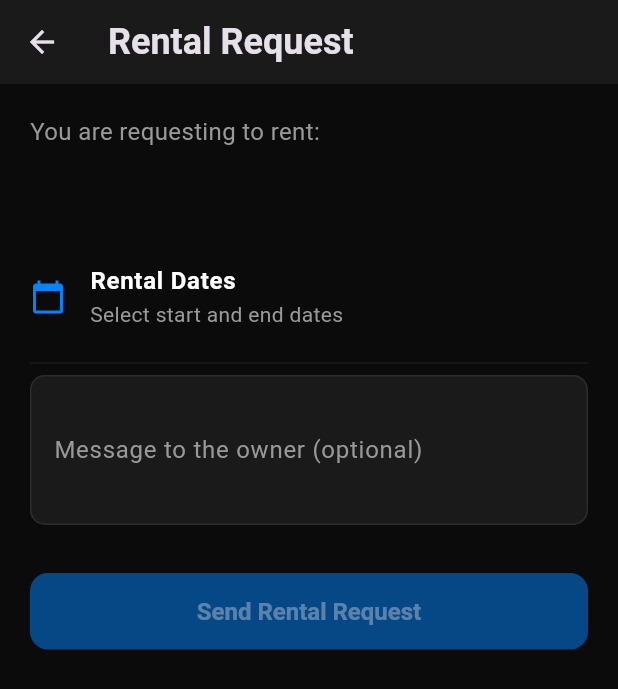
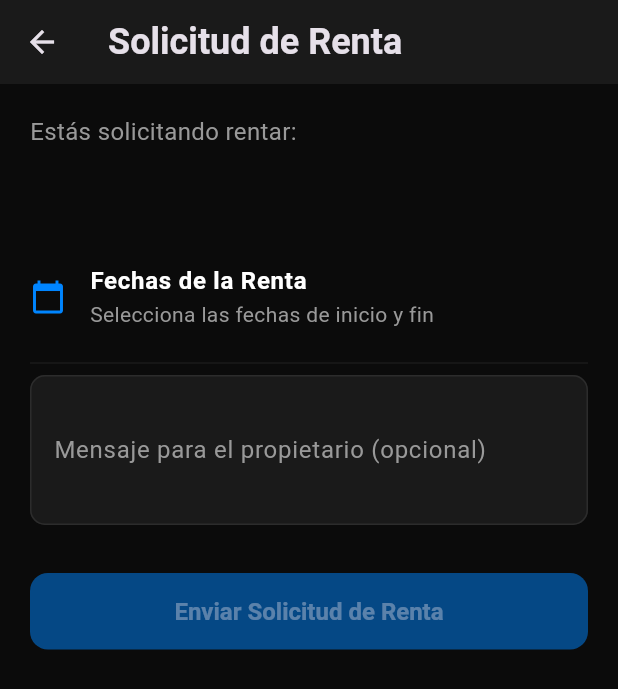
Before and after one commit to Chrisan2i/rentyapp, a Flutter app: the SendRentalRequestView screen opened directly with empty values, on a phone screen of 412 x 824 dp. Shown: the top 689 px of the screen. Run offline on Flutter 3.47's test engine with Material 3 defaults, Android fonts, the phone set to English and light mode, and no system bars; our stand-ins replace cloud_firestore, firebase_auth, firebase_core, fl_chart, font_awesome_flutter, image_picker and 1 more; accounts and stored records are empty.

Commit message:
Arreglos a el codigo

```diff
--- a/lib/features/product/product_details/product_details_view.dart
+++ b/lib/features/product/product_details/product_details_view.dart
@@ -5,8 +5,6 @@ import 'package:rentyapp/features/product/models/product_model.dart';
 import 'package:rentyapp/features/auth/models/user_model.dart';
 import 'package:rentyapp/features/auth/services/auth_service.dart';
 import 'package:rentyapp/features/send_rental_request/send_rental_request_view.dart';
-
-// Importa todos los widgets que esta pantalla utiliza
 import 'widgets/customer_reviews_section.dart';
 import 'widgets/location_card.dart';
 import 'widgets/owner_info_card.dart';
@@ -138,7 +136,7 @@ class _ProductDetailsScreenState extends State<ProductDetailsScreen> {
     } else {
       // Si no se encontró (o hubo un error), muestra un mensaje.
       return const Text(
-        'Owner information is not available.',
+        'La informacion de el dueño no esta disponible.',
         style: TextStyle(color: AppColors.textSecondary),
       );
     }
@@ -175,7 +173,7 @@ class _ProductDetailsScreenState extends State<ProductDetailsScreen> {
         ),
         // Muestra un texto diferente si el usuario es el propietario.
         child: Text(
-          isOwner ? 'This is Your Product' : 'Rent Now',
+          isOwner ? 'Este es tu producto' : 'Rentar ahora',
           style: TextStyle(
             color: canRent ? AppColors.white : Colors.grey[400],
             fontSize: 16,
--- a/lib/features/rentals/services/rental_services.dart
+++ b/lib/features/rentals/services/rental_services.dart
@@ -28,6 +28,7 @@ class RentalService {
         .doc(contract.contractId);
     return contractRef.set(contract.toMap());
   }
+
   Future<void> createRentalRequest({
     required RentalRequestModel request,
     required String renterName,    // Nombre del que solicita
@@ -35,26 +36,24 @@ class RentalService {
   }) async {
     try {
       // 1. Crea el documento de la solicitud de alquiler
-      // .add() crea el documento y devuelve una referencia a él.
       final docRef = await _db.collection('rentalRequests').add(request.toMap());
       final newRequestId = docRef.id;
 
-      // (Opcional pero recomendado) Actualiza el documento recién creado para que contenga su propio ID.
       await docRef.update({'requestId': newRequestId});
 
-
-      // 2. <<<--- LÓGICA PARA CREAR Y ENVIAR LA NOTIFICACIÓN ---<<<
-      // Prepara el modelo de la notificación.
+      // 2. <<<--- LÓGICA PARA CREAR Y ENVIAR LA NOTIFICACIÓN (CON TEXTOS TRADUCIDOS) ---<<<
       final notificationToSend = NotificationModel(
-        notificationId: '', // Firestore generará el ID automáticamente
+        notificationId: '',
         type: NotificationType.new_rental_request,
-        title: 'You have a new rental request!',
-        body: '$renterName wants to rent your product: "$productTitle".',
+        // TRADUCCIÓN: Título de la notificación
+        title: '¡Tienes una nueva solicitud de renta!',
+        // TRADUCCIÓN: Cuerpo de la notificación
+        body: '$renterName quiere rentar tu producto: "$productTitle".',
         createdAt: DateTime.now(),
         isRead: false,
         metadata: {
-          'type': 'rental_request', // Para saber qué pantalla abrir al tocar
-          'rentalRequestId': newRequestId, // ID para navegar a la solicitud específica
+          'type': 'rental_request',
+          'rentalRequestId': newRequestId,
           'productId': request.productId,
         },
       );
@@ -67,7 +66,7 @@ class RentalService {
 
     } catch (e) {
       debugPrint("❌ Error al crear la solicitud de alquiler y/o la notificación: $e");
-      rethrow; // Propaga el error para que la UI lo maneje.
+      rethrow;
     }
   }
 
@@ -98,23 +97,19 @@ class RentalService {
   /// Acepta una solicitud de alquiler. Esto actualiza la solicitud y crea un nuevo alquiler.
   Future<void> acceptRentalRequest(RentalRequestModel request) async {
     try {
-      // Usamos una transacción para asegurar que todas las operaciones se completen o ninguna.
       await _db.runTransaction((transaction) async {
-        // --- PASO 1: OBTENER REFERENCIAS Y DATOS ---
         final requestRef = _db.collection('rentalRequests').doc(request.requestId);
         final newRentalRef = _db.collection('rentals').doc();
 
-        // Obtenemos los documentos completos para enriquecer el RentalModel
         final ownerDoc = await transaction.get(_db.collection('users').doc(request.ownerId));
         final renterDoc = await transaction.get(_db.collection('users').doc(request.renterId));
         final productDoc = await transaction.get(_db.collection('products').doc(request.productId));
 
         if (!ownerDoc.exists || !renterDoc.exists || !productDoc.exists) {
+          // TRADUCCIÓN: Mensaje de error interno (visible en consola o si se propaga la excepción)
           throw Exception("No se encontró el dueño, arrendatario o producto.");
         }
 
-        // --- PASO 2: CONSTRUIR LOS DATOS DENORMALIZADOS ---
-        // Usamos nuestros modelos para parsear los datos de forma segura.
         final owner = UserModel.fromMap(ownerDoc.data()!, ownerDoc.id);
         final renter = UserModel.fromMap(renterDoc.data()!, renterDoc.id);
         final product = ProductModel.fromMap(productDoc.data()!, productDoc.id);
@@ -123,27 +118,22 @@ class RentalService {
         final renterInfo = {'userId': renter.userId, 'fullName': renter.fullName};
         final productInfo = {'productId': product.productId, 'title': product.title, 'imageUrl': product.images.first};
 
-        // --- PASO 3: CREAR EL NUEVO RENTALMODEL ---
         final newRental = RentalModel(
           rentalId: newRentalRef.id,
-          status: RentalStatus.awaiting_payment, // El estado inicial correcto
+          status: RentalStatus.awaiting_payment,
           productInfo: productInfo,
           ownerInfo: ownerInfo,
           renterInfo: renterInfo,
-          startDate: request.startDate, // Ya es DateTime
-          endDate: request.endDate, // Ya es DateTime
+          startDate: request.startDate,
+          endDate: request.endDate,
           financials: request.financials,
           reviewedByRenter: false,
           reviewedByOwner: false,
           createdAt: DateTime.now(),
-          involvedUsers: [owner.userId, renter.userId], // Clave para búsquedas eficientes
+          involvedUsers: [owner.userId, renter.userId],
         );
 
-        // --- PASO 4: EJECUTAR OPERACIONES DE ESCRITURA ---
-        // 4a. Actualiza la solicitud a 'accepted'
         transaction.update(requestRef, {'status': 'accepted', 'respondedAt': FieldValue.serverTimestamp()});
-
-        // 4b. Guarda el nuevo RentalModel en la colección 'rentals'
         transaction.set(newRentalRef, newRental.toMap());
       });
 
@@ -166,13 +156,9 @@ class RentalService {
     }
   }
 
-
-
-
   /// Obtiene todos los alquileres (como dueño o arrendatario) de un usuario.
   Future<List<RentalModel>> getRentalsForUser(String userId) async {
     try {
-      // Esta consulta es muy eficiente gracias al campo 'involvedUsers'
       final snapshot = await _db
           .collection('rentals')
           .where('involvedUsers', arrayContains: userId)
@@ -184,23 +170,16 @@ class RentalService {
           .toList();
     } catch (e) {
       debugPrint("❌ Error al obtener alquileres del usuario: $e");
-      return []; // Devuelve una lista vacía para no romper la UI.
+      return [];
     }
   }
+
   Future<void> confirmAndPayRental(String rentalId) async {
-    // 1. Muestra en consola que el proceso ha comenzado (útil para depuración).
     debugPrint('Procesando pago y confirmación para el alquiler: $rentalId...');
 
     try {
-      // 2. Obtiene la referencia directa al documento del alquiler en Firestore.
       final rentalDocRef = _db.collection('rentals').doc(rentalId);
 
-      // 3. Aquí es donde se realiza la lógica de pago real en un futuro (ej. con Stripe).
-      // Por ahora, asumimos que el pago es exitoso y procedemos a actualizar la base de datos.
-
-      // 4. <<<--- ESTA ES LA ACTUALIZACIÓN CLAVE ---<<<
-      // Se actualiza el campo 'status' del documento al nuevo estado.
-      // Usamos .name para guardar el valor del enum como un String ('awaiting_delivery').
       await rentalDocRef.update({
         'status': RentalStatus.awaiting_delivery.name,
       });
@@ -208,22 +187,22 @@ class RentalService {
       debugPrint('Éxito: El estado del alquiler $rentalId ha sido actualizado a awaiting_delivery.');
 
     } on FirebaseException catch (e) {
-      // 5. Captura errores específicos de Firebase (ej. permisos, no encontrado).
       debugPrint("Error de Firestore al actualizar el alquiler: ${e.message}");
-      // Re-lanza el error para que el controlador lo capture y muestre un mensaje al usuario.
+      // TRADUCCIÓN: Mensaje de error para el usuario
       throw Exception("No se pudo confirmar el alquiler. Por favor, intenta de nuevo.");
     } catch (e) {
-      // 6. Captura cualquier otro error inesperado.
       debugPrint("Error inesperado en confirmAndPayRental: ${e.toString()}");
+      // TRADUCCIÓN: Mensaje de error para el usuario
       throw Exception("Ocurrió un error inesperado. Por favor, intenta de nuevo.");
     }
   }
+
   Future<void> confirmDelivery(String rentalId) async {
     try {
       final rentalRef = _db.collection('rentals').doc(rentalId);
       await rentalRef.update({
         'status': RentalStatus.ongoing.name,
-        'deliveryConfirmedAt': FieldValue.serverTimestamp(), // Guarda la fecha de confirmación
+        'deliveryConfirmedAt': FieldValue.serverTimestamp(),
       });
       debugPrint('✅ Entrega confirmada para el alquiler: $rentalId');
     } catch (e) {
@@ -232,14 +211,12 @@ class RentalService {
     }
   }
 
-  /// El dueño confirma que ha recibido el producto de vuelta.
-  /// Cambia el estado de 'ongoing' a 'completed'.
   Future<void> completeRental(String rentalId) async {
     try {
       final rentalRef = _db.collection('rentals').doc(rentalId);
       await rentalRef.update({
         'status': RentalStatus.completed.name,
-        'returnConfirmedAt': FieldValue.serverTimestamp(), // Guarda la fecha de devolución
+        'returnConfirmedAt': FieldValue.serverTimestamp(),
       });
       debugPrint('✅ Alquiler completado: $rentalId');
     } catch (e) {
--- a/lib/features/send_rental_request/send_rental_request_view.dart
+++ b/lib/features/send_rental_request/send_rental_request_view.dart
@@ -2,7 +2,7 @@
 
 import 'package:firebase_auth/firebase_auth.dart';
 import 'package:flutter/material.dart';
-import 'package:provider/provider.dart'; // Import for Provider is kept as in your original code
+import 'package:provider/provider.dart';
 import 'package:rentyapp/core/theme/app_colors.dart';
 import 'package:rentyapp/features/product/models/product_model.dart';
 import 'package:rentyapp/features/rentals/services/rental_services.dart';
@@ -30,7 +30,6 @@ class _SendRentalRequestViewState extends State<SendRentalRequestView> {
   int get _daysRequested =>
       _endDate != null && _startDate != null ? _endDate!.difference(_startDate!).inDays + 1 : 0;
 
-  // Safely get the price, defaulting to 0.0 if not available
   double get _pricePerDay => widget.product.rentalPrices.perDay ?? 0.0;
   double get _subtotal => _daysRequested * _pricePerDay;
   static const double vatRate = 0.16; // Kept your VAT logic
@@ -45,7 +44,6 @@ class _SendRentalRequestViewState extends State<SendRentalRequestView> {
 
   Future<void> _pickDateRange() async {
     final now = DateTime.now();
-    // A minimal aesthetic improvement: theming the date picker to match your app
     final newDateRange = await showDateRangePicker(
       context: context,
       initialDateRange: _startDate != null && _endDate != null
@@ -53,6 +51,8 @@ class _SendRentalRequestViewState extends State<SendRentalRequestView> {
           : null,
       firstDate: DateTime(now.year, now.month, now.day),
       lastDate: now.add(const Duration(days: 365)),
+      // TRADUCCIÓN: Textos del calendario a español (esto lo hace Flutter automáticamente si el dispositivo está en español)
+      locale: const Locale('es', 'ES'),
       builder: (context, child) {
         return Theme(
           data: ThemeData.dark().copyWith(
@@ -80,19 +80,18 @@ class _SendRentalRequestViewState extends State<SendRentalRequestView> {
   Future<void> _submitRequest() async {
     final currentUser = FirebaseAuth.instance.currentUser;
     if (currentUser == null) {
-      // Text translated
+      // TRADUCCIÓN: Mensaje de error para el usuario
       ScaffoldMessenger.of(context).showSnackBar(
-          const SnackBar(content: Text('You must be logged in to send a request.'), backgroundColor: AppColors.error));
+          const SnackBar(content: Text('Debes iniciar sesión para enviar una solicitud.'), backgroundColor: AppColors.error));
       return;
     }
 
-    // Using Provider to get the service instance, as corrected in your code
     final rentalService = context.read<RentalService>();
 
     setState(() => _isLoading = true);
 
     final request = RentalRequestModel(
-      requestId: '', // Firestore generates this
+      requestId: '',
       productId: widget.product.productId,
       ownerId: widget.product.ownerId,
       renterId: currentUser.uid,
@@ -102,7 +101,6 @@ class _SendRentalRequestViewState extends State<SendRentalRequestView> {
       createdAt: DateTime.now(),
       expiresAt: DateTime.now().add(const Duration(hours: 48)),
       messageToOwner: _messageController.text.trim(),
-      // Your original financial structure is preserved
       financials: {
         'pricePerDay': _pricePerDay,
         'daysRequested': _daysRequested.toDouble(),
@@ -115,15 +113,15 @@ class _SendRentalRequestViewState extends State<SendRentalRequestView> {
     try {
       await rentalService.createRentalRequest(
         request: request,
-        renterName: currentUser.displayName ?? 'A user',
+        renterName: currentUser.displayName ?? 'Un usuario',
         productTitle: widget.product.title,
       );
 
       if (mounted) {
-        // Text translated
+        // TRADUCCIÓN: Mensaje de éxito
         ScaffoldMessenger.of(context).showSnackBar(
           const SnackBar(
-            content: Text('✅ Request sent successfully!'),
+            content: Text('✅ ¡Solicitud enviada con éxito!'),
             backgroundColor: AppColors.success,
           ),
         );
@@ -131,10 +129,9 @@ class _SendRentalRequestViewState extends State<SendRentalRequestView> {
       }
     } catch (e) {
       if (mounted) {
-        // Text translated
         ScaffoldMessenger.of(context).showSnackBar(
           SnackBar(
-            content: Text('Error sending request: ${e.toString()}'),
+            content: Text('Error al enviar la solicitud: ${e.toString()}'),
             backgroundColor: AppColors.error,
           ),
         );
@@ -148,14 +145,15 @@ class _SendRentalRequestViewState extends State<SendRentalRequestView> {
 
   @override
   Widget build(BuildContext context) {
-    // Using a more readable date format
-    final formatter = DateFormat('MMM d, yyyy');
+    // TRADUCCIÓN: Usamos un formato de fecha más natural para español.
+    // Esto funciona porque en tu main.dart ya inicializaste el locale 'es_ES'.
+    final formatter = DateFormat("d 'de' MMMM, yyyy", 'es_ES');
 
     return Scaffold(
       backgroundColor: AppColors.background,
       appBar: AppBar(
-        // Text translated
-        title: const Text('Rental Request'),
+        // TRADUCCIÓN: Título de la pantalla
+        title: const Text('Solicitud de Renta'),
         backgroundColor: AppColors.surface,
         elevation: 0,
       ),
@@ -166,53 +164,52 @@ class _SendRentalRequestViewState extends State<SendRentalRequestView> {
           child: Column(
             crossAxisAlignment: CrossAxisAlignment.start,
             children: [
-              // Text translated
-              Text('You are requesting to rent:', style: TextStyle(color: AppColors.textSecondary, fontSize: 16)),
+              // TRADUCCIÓN: Texto informativo
+              Text('Estás solicitando rentar:', style: TextStyle(color: AppColors.textSecondary, fontSize: 16)),
               const SizedBox(height: 8),
               Text(widget.product.title, style: const TextStyle(color: AppColors.white, fontSize: 22, fontWeight: FontWeight.bold)),
               const SizedBox(height: 24),
 
-              // --- Dates Section (Structure preserved) ---
+              // --- Dates Section ---
               ListTile(
                 contentPadding: EdgeInsets.zero,
                 leading: const Icon(Icons.calendar_today, color: AppColors.primary),
-                // Text translated
-                title: const Text('Rental Dates', style: TextStyle(color: AppColors.white, fontWeight: FontWeight.bold)),
+                // TRADUCCIÓN: Título de la sección de fechas
+                title: const Text('Fechas de la Renta', style: TextStyle(color: AppColors.white, fontWeight: FontWeight.bold)),
                 subtitle: Text(
-                  // Text translated and using a cleaner format
-                  _startDate == null ? 'Select start and end dates' : '${formatter.format(_startDate!)} - ${formatter.format(_endDate!)}',
+                  // TRADUCCIÓN: Texto de ayuda para seleccionar fechas
+                  _startDate == null ? 'Selecciona las fechas de inicio y fin' : '${formatter.format(_startDate!)} - ${formatter.format(_endDate!)}',
                   style: TextStyle(color: AppColors.textSecondary),
                 ),
                 onTap: _pickDateRange,
               ),
               const Divider(color: AppColors.surface),
 
-              // --- Payment Summary Section (Structure preserved) ---
+              // --- Payment Summary Section ---
               if (_daysRequested > 0) ...[
                 const SizedBox(height: 16),
-                // Text translated
-                const Text('Price Summary', style: TextStyle(color: AppColors.white, fontSize: 18, fontWeight: FontWeight.bold)),
+                // TRADUCCIÓN: Título del resumen de precios
+                const Text('Resumen del Precio', style: TextStyle(color: AppColors.white, fontSize: 18, fontWeight: FontWeight.bold)),
                 const SizedBox(height: 12),
-                // All labels translated
-                _buildPriceRow('Price per day:', '\$${_pricePerDay.toStringAsFixed(2)}'),
-                _buildPriceRow('Number of days:', '$_daysRequested'),
+                // TRADUCCIÓN: Etiquetas de precios
+                _buildPriceRow('Precio por día:', '\$${_pricePerDay.toStringAsFixed(2)}'),
+                _buildPriceRow('Número de días:', '$_daysRequested'),
                 _buildPriceRow('Subtotal:', '\$${_subtotal.toStringAsFixed(2)}'),
-                _buildPriceRow('VAT (16%):', '\$${_vat.toStringAsFixed(2)}'),
+                _buildPriceRow('IVA (16%):', '\$${_vat.toStringAsFixed(2)}'), // VAT -> IVA
                 const Divider(color: AppColors.surface, height: 24),
                 _buildPriceRow('Total:', '\$${_total.toStringAsFixed(2)}', isTotal: true),
                 const SizedBox(height: 24),
               ],
 
-              // --- Message Section (Structure preserved) ---
+              // --- Message Section ---
               TextFormField(
                 controller: _messageController,
                 style: const TextStyle(color: AppColors.white),
                 maxLines: 3,
                 decoration: InputDecoration(
-                  // Texts translated
-                  labelText: 'Message to the owner (optional)',
+                  labelText: 'Mensaje para el propietario (opcional)',
                   labelStyle: TextStyle(color: AppColors.textSecondary),
-                  hintText: 'e.g., "I need it for a weekend project."',
+                  hintText: 'p. ej., "Lo necesito para un proyecto de fin de semana."', // e.g. -> p. ej.
                   hintStyle: const TextStyle(color: AppColors.hint),
                   filled: true,
                   fillColor: AppColors.surface,
@@ -223,7 +220,7 @@ class _SendRentalRequestViewState extends State<SendRentalRequestView> {
               ),
               const SizedBox(height: 32),
 
-              // --- Submit Button (Structure preserved) ---
+              // --- Submit Button ---
               SizedBox(
                 width: double.infinity,
                 child: ElevatedButton(
@@ -232,13 +229,12 @@ class _SendRentalRequestViewState extends State<SendRentalRequestView> {
                     backgroundColor: AppColors.primary,
                     padding: const EdgeInsets.symmetric(vertical: 16),
                     shape: RoundedRectangleBorder(borderRadius: BorderRadius.circular(12)),
-                    // Minimal aesthetic improvement: visual feedback for disabled state
                     disabledBackgroundColor: AppColors.primary.withOpacity(0.5),
                   ),
                   child: _isLoading
                       ? const SizedBox(height: 24, width: 24, child: CircularProgressIndicator(color: Colors.white, strokeWidth: 3))
-                  // Text translated
-                      : const Text('Send Rental Request', style: TextStyle(fontSize: 16, fontWeight: FontWeight.bold)),
+                  // TRADUCCIÓN: Texto del botón principal
+                      : const Text('Enviar Solicitud de Renta', style: TextStyle(fontSize: 16, fontWeight: FontWeight.bold)),
                 ),
               ),
             ],
@@ -248,14 +244,12 @@ class _SendRentalRequestViewState extends State<SendRentalRequestView> {
     );
   }
 
-  // This helper method is perfect, no changes needed
   Widget _buildPriceRow(String label, String value, {bool isTotal = false}) {
     final style = TextStyle(
       color: isTotal ? AppColors.white : AppColors.textSecondary,
       fontSize: isTotal ? 18 : 16,
       fontWeight: isTotal ? FontWeight.bold : FontWeight.normal,
     );
-    // Minimal aesthetic improvement: Value is always white for better contrast
     final valueStyle = style.copyWith(color: AppColors.white);
 
     return Padding(
```
Also changed, not shown: lib/features/settings/settings_view.dart (+15 -13 lines).
